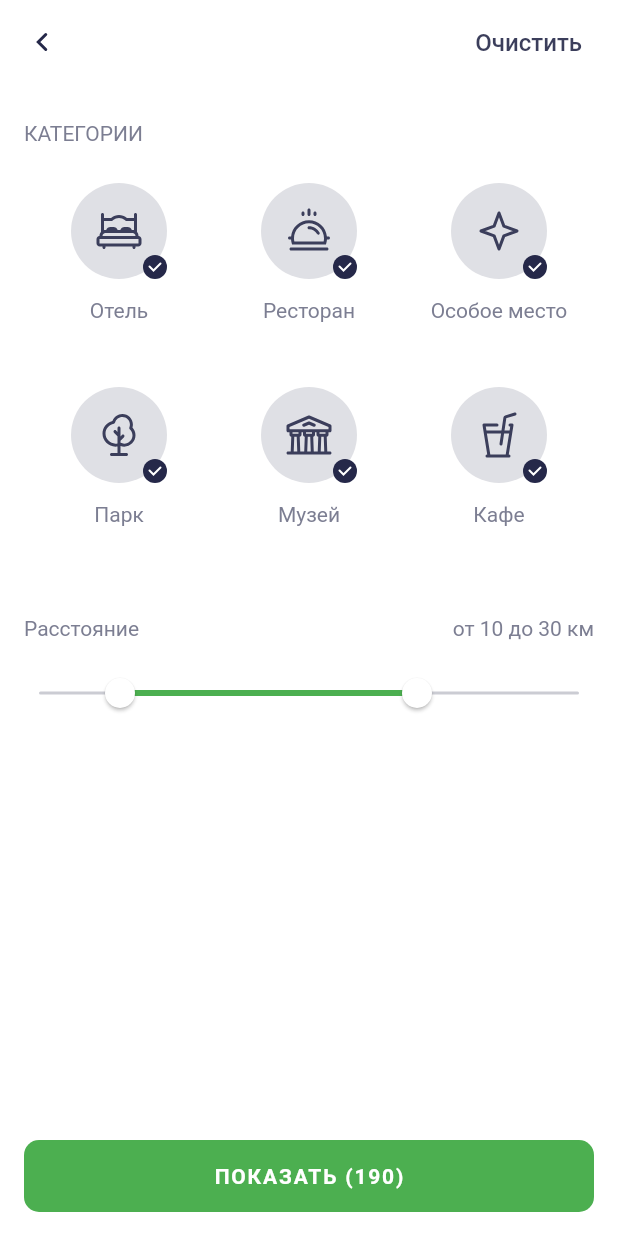
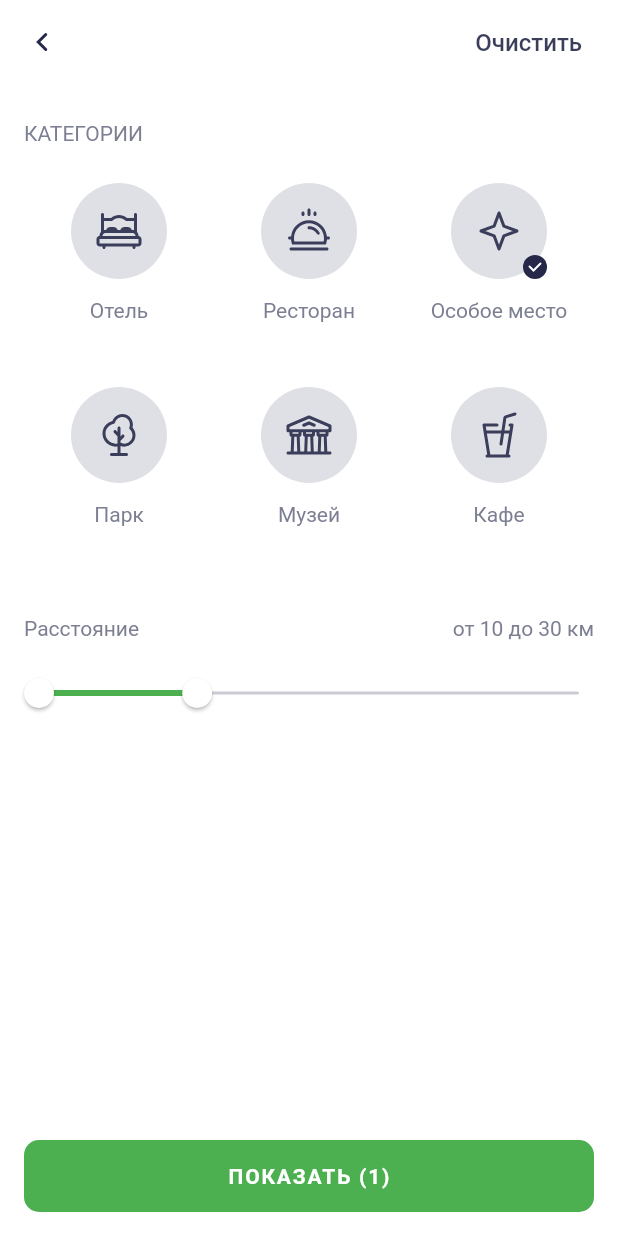
Before and after one commit to DeployChef/places, a Flutter app: the screen it shows after launch, after a tap on an icon or button, on a phone screen of 412 x 824 dp. Run offline on Flutter 3.47's test engine with Material 2 defaults, Android fonts, the phone set to English and light mode, and no system bars; our stand-ins replace flutter_svg, shared_preferences; generated files the repository leaves out were written again.

Commit message:
workint filter state

```diff
--- a/lib/mocks.dart
+++ b/lib/mocks.dart
@@ -3,8 +3,8 @@ import 'package:places/domain/sight.dart';
 final List<Sight> mocks = <Sight>[
   Sight(
     name: 'Воронежский областной краеведческий музей',
-    lat: 11.111111,
-    lon: 22.222222,
+    lat: 55.753564,
+    lon: 37.621085,
     url: 'https://upload.wikimedia.org/wikipedia/commons/4/49/Краеведческий_музей_%281%29.jpg',
     type: 'музей',
     details: 'Музей, объектом деятельности которого является документация',
@@ -13,18 +13,18 @@ final List<Sight> mocks = <Sight>[
   ),
   Sight(
     name: 'Памятник ленину (Ногинск)',
-    lat: 33.333333,
-    lon: 22.222222,
+    lat: 55.753574,
+    lon: 37.621086,
     url: 'https://vsedomarossii.ru/photos/area_50/city_2225/street_3853/_20463_1.jpg',
-    type: 'Памятник',
+    type: 'особое место',
     details: 'Первый памятник ленину',
     visited: false,
     visitingDate: '20 окт. 1993',
   ),
   Sight(
     name: 'Краеведческий музей',
-    lat: 11.111111,
-    lon: 22.222222,
+    lat: 55.753574,
+    lon: 37.621086,
     url: 'https://upload.wikimedia.org/wikipedia/commons/4/49/Краеведческий_музей_%281%29.jpg',
     type: 'музей',
     details: 'Музей, объектом деятельности которого является документация',
--- a/lib/ui/screens/filters_screen.dart
+++ b/lib/ui/screens/filters_screen.dart
@@ -1,7 +1,25 @@
+import 'dart:math';
 import 'package:flutter/material.dart';
 import 'package:flutter_svg/svg.dart';
+import 'package:places/mocks.dart';
 import 'package:places/ui/components/icon_svg.dart';
 import 'package:places/ui/screens/res/assets.dart';
+
+class Category {
+  String name;
+  String iconPath;
+  bool isSelected;
+
+  Category({required this.name, required this.iconPath, this.isSelected = false});
+}
+
+class CenterPoint {
+  final double lat;
+  final double lon;
+  final String name;
+
+  CenterPoint({required this.lat, required this.lon, required this.name});
+}
 
 class FiltersScreen extends StatefulWidget {
   const FiltersScreen({Key? key}) : super(key: key);
@@ -11,6 +29,26 @@ class FiltersScreen extends StatefulWidget {
 }
 
 class _FiltersScreenState extends State<FiltersScreen> {
+  List<Category> _categories = [
+    Category(name: "Отель", iconPath: icHotel),
+    Category(name: "Ресторан", iconPath: icRestaurant),
+    Category(name: "Особое место", iconPath: icParticular),
+    Category(name: "Парк", iconPath: icPark),
+    Category(name: "Музей", iconPath: icMuseum),
+    Category(name: "Кафе", iconPath: icCafe),
+  ];
+
+  RangeValues _currentRangeValues = RangeValues(100, 3000);
+  int _sightCount = 0;
+
+  /// центральная точка поиска
+  /// красная площадь для теста
+  final CenterPoint _moscowPoint = CenterPoint(
+    lat: 55.753564,
+    lon: 37.621085,
+    name: 'Москва, Красная площадь',
+  );
+
   @override
   Widget build(BuildContext context) {
     var theme = Theme.of(context);
@@ -20,53 +58,10 @@ class _FiltersScreenState extends State<FiltersScreen> {
       body: Padding(
         padding: const EdgeInsets.symmetric(horizontal: 16, vertical: 24),
         child: Column(
-          crossAxisAlignment: CrossAxisAlignment.start,
           children: [
-            Text("КАТЕГОРИИ"),
-            SizedBox(
-              height: 24,
-            ),
-            Row(
-              mainAxisAlignment: MainAxisAlignment.spaceAround,
-              children: [
-                _buildCategory(theme, "Отель", icHotel),
-                _buildCategory(theme, "Ресторан", icRestaurant),
-                _buildCategory(theme, "Особое место", icParticular),
-              ],
-            ),
-            SizedBox(height: 40),
-            Row(
-              mainAxisAlignment: MainAxisAlignment.spaceAround,
-              children: [
-                _buildCategory(theme, "Парк", icPark),
-                _buildCategory(theme, "Музей", icMuseum),
-                _buildCategory(theme, "Кафе", icCafe),
-              ],
-            ),
+            _buildCategories(theme),
             SizedBox(height: 56),
-            Column(
-              children: [
-                Row(
-                  mainAxisAlignment: MainAxisAlignment.spaceBetween,
-                  children: [
-                    Text("Расстояние"),
-                    Text("от 10 до 30 км"),
-                  ],
-                ),
-                SizedBox(
-                  height: 24,
-                ),
-                SizedBox(
-                  width: double.infinity,
-                  child: RangeSlider(
-                    min: 10,
-                    max: 30,
-                    values: RangeValues(13, 24),
-                    onChanged: (newValue) {},
-                  ),
-                ),
-              ],
-            )
+            _buildRange(),
           ],
         ),
       ),
@@ -80,14 +75,74 @@ class _FiltersScreenState extends State<FiltersScreen> {
             ),
           ),
           onPressed: () {},
-          label: Text("ПОКАЗАТЬ (190)"),
+          label: Text("ПОКАЗАТЬ ($_sightCount)"),
         ),
       ),
       floatingActionButtonLocation: FloatingActionButtonLocation.centerFloat,
     );
   }
 
-  Container _buildCategory(ThemeData theme, String title, String iconPath) {
+  Column _buildRange() {
+    return Column(
+      children: [
+        Row(
+          mainAxisAlignment: MainAxisAlignment.spaceBetween,
+          children: [
+            Text("Расстояние"),
+            Text("от 10 до 30 км"),
+          ],
+        ),
+        SizedBox(
+          height: 24,
+        ),
+        SizedBox(
+          width: double.infinity,
+          child: RangeSlider(
+            min: 100,
+            max: 10000,
+            values: _currentRangeValues,
+            onChanged: (newValue) {
+              setState(() {
+                _currentRangeValues = newValue;
+                _findSight();
+              });
+            },
+          ),
+        ),
+      ],
+    );
+  }
+
+  Column _buildCategories(ThemeData theme) {
+    return Column(
+      crossAxisAlignment: CrossAxisAlignment.start,
+      children: [
+        Text("КАТЕГОРИИ"),
+        SizedBox(
+          height: 24,
+        ),
+        Row(
+          mainAxisAlignment: MainAxisAlignment.spaceAround,
+          children: [
+            _buildCategory(theme, _categories[0]),
+            _buildCategory(theme, _categories[1]),
+            _buildCategory(theme, _categories[2]),
+          ],
+        ),
+        SizedBox(height: 40),
+        Row(
+          mainAxisAlignment: MainAxisAlignment.spaceAround,
+          children: [
+            _buildCategory(theme, _categories[3]),
+            _buildCategory(theme, _categories[4]),
+            _buildCategory(theme, _categories[5]),
+          ],
+        ),
+      ],
+    );
+  }
+
+  Container _buildCategory(ThemeData theme, Category category) {
     return Container(
       height: 96,
       width: 92,
@@ -106,22 +161,27 @@ class _FiltersScreenState extends State<FiltersScreen> {
                   height: double.infinity,
                   width: double.infinity,
                   child: IconButton(
-                    onPressed: () {},
+                    onPressed: () {
+                      setState(() {
+                        category.isSelected = !category.isSelected;
+                        _findSight();
+                      });
+                    },
                     icon: SvgPicture.asset(
-                      iconPath,
+                      category.iconPath,
                       color: theme.accentColor,
                     ),
                     splashColor: theme.accentColor.withOpacity(0.5),
                   ),
                 ),
-                _showSelected(),
+                if (category.isSelected) _showSelected(),
               ],
             ),
           ),
           SizedBox(
             height: 12,
           ),
-          Text(title),
+          Text(category.name),
         ],
       ),
     );
@@ -155,6 +215,28 @@ class _FiltersScreenState extends State<FiltersScreen> {
     );
   }
 
+  bool _arePointsNear(double sightLat, double sightLon, CenterPoint centerPoint, RangeValues distance) {
+    const ky = 40000 / 360;
+    final kx = cos(pi * centerPoint.lat / 180.0) * ky;
+    final dx = (centerPoint.lon - sightLon).abs() * kx;
+    final dy = (centerPoint.lat - sightLat).abs() * ky;
+    final d = sqrt(dx * dx + dy * dy);
+    final minDistance = (distance.start / 1000).round();
+    final maxDistance = (distance.end / 1000).round();
+
+    return d >= minDistance && d <= maxDistance;
+  }
+
+  void _findSight() {
+    var selectedCategoryTypes = _categories.where((element) => element.isSelected).map((e) => e.name.toLowerCase()).toList();
+
+    var count = mocks.where((c) => selectedCategoryTypes.any((element) => element == c.type) && _arePointsNear(c.lat, c.lon, _moscowPoint, _currentRangeValues)).toList().length;
+
+    setState(() {
+      _sightCount = count;
+    });
+  }
+
   AppBar _createSettingsAppbar(ThemeData theme) {
     return AppBar(
       leading: Container(
@@ -172,7 +254,15 @@ class _FiltersScreenState extends State<FiltersScreen> {
               color: theme.accentColor,
             ),
           ),
-          onPressed: () {},
+          onPressed: () {
+            setState(() {
+              _categories.forEach(
+                (element) => element.isSelected = false,
+              );
+              _currentRangeValues = RangeValues(100, 3000);
+              _findSight();
+            });
+          },
         ),
       ),
     );
```
